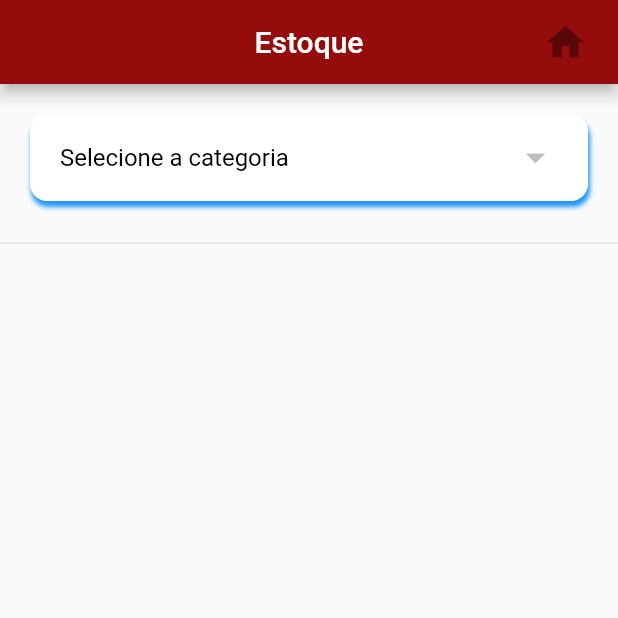
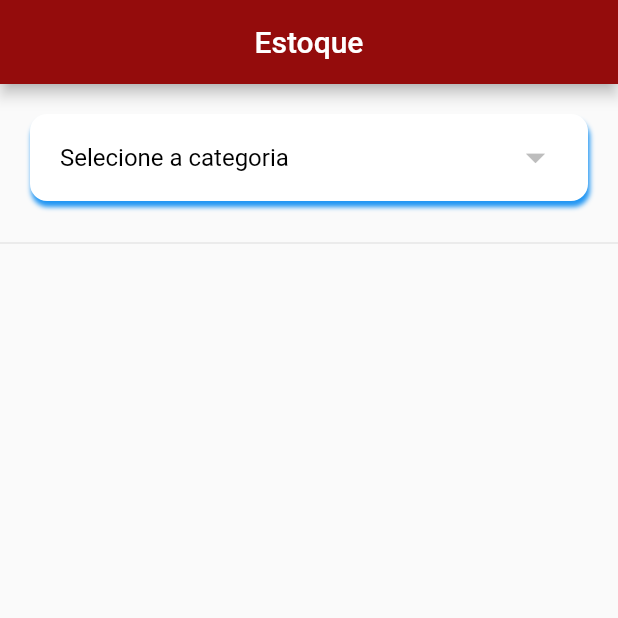
Before and after one commit to guilhermeviinii/badydoces, a Flutter app: the Stock screen opened by its route, on a phone screen of 412 x 824 dp, the top half of it. Run offline on Flutter 3.47's test engine with Material 2 defaults, Android fonts, the phone set to English and light mode, and no system bars; our stand-ins replace google_fonts; missing offline and left inert: dart:html; network calls fail; Roboto replaces fonts that are missing (Ubuntu).

Commit message:
rebase develop

```diff
--- a/lib/repositories/produto_repository.dart
+++ b/lib/repositories/produto_repository.dart
@@ -50,7 +50,6 @@ class ProductRepository extends ChangeNotifier {
   }
 
   Future<void> update(Product product) async {
-    print(product.id);
     var response = await http.put(
         "https://backend-badydoces.herokuapp.com/update-product/${product.id}",
         body: jsonEncode(product.toJson()),
--- a/lib/views/Stock/form_stock/stock.dart
+++ b/lib/views/Stock/form_stock/stock.dart
@@ -47,19 +47,6 @@ class _StockState extends State<Stock> {
             color: Colors.white,
           ),
         ),
-        actions: [
-          IconButton(
-              iconSize: 30,
-              padding: EdgeInsets.only(right: 20),
-              icon: Icon(
-                Icons.home,
-              ),
-              hoverColor: Colors.white,
-              splashColor: Colors.white,
-              highlightColor: Colors.white,
-              onPressed: () {} //=> adicionarProduto(context),
-              ),
-        ],
       ),
       body: Column(
         children: [
--- a/lib/views/my_app.dart
+++ b/lib/views/my_app.dart
@@ -34,7 +34,7 @@ class MyApp extends StatelessWidget {
           '/edit_product': (context) => EditProduct(),
           '/listsales': (context) => ListSales(),
         },
-        initialRoute: '/',
+        initialRoute: '/edit_product',
       ),
     );
   }
```
Also changed, not shown: lib/views/Stock/form_stock/form_edit_product_widget.dart (+4 -4 lines).
